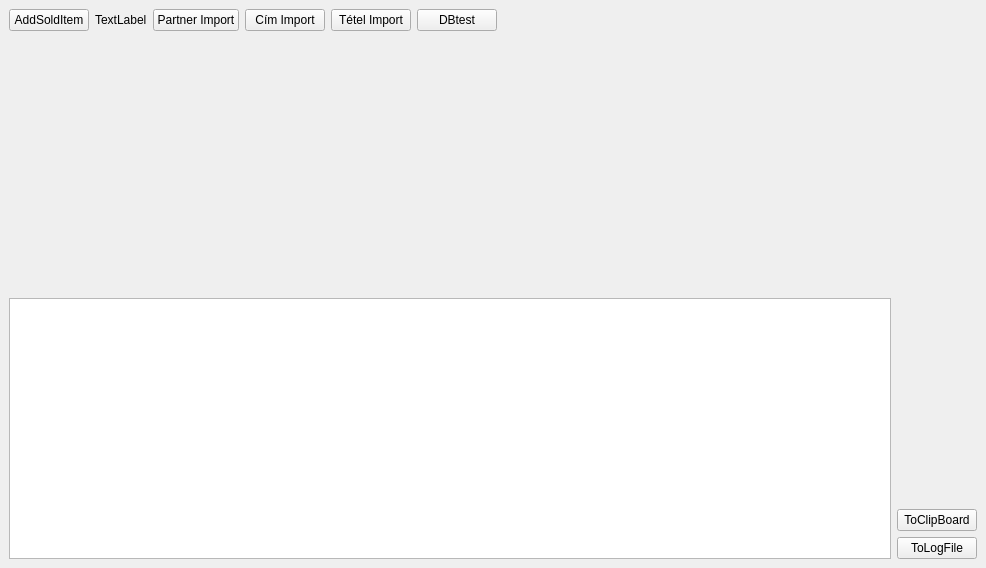
This is mvp/views/mainwindow.ui in horvathzoltan/biovitality as Qt 5 draws it before an edit. The edited form follows.
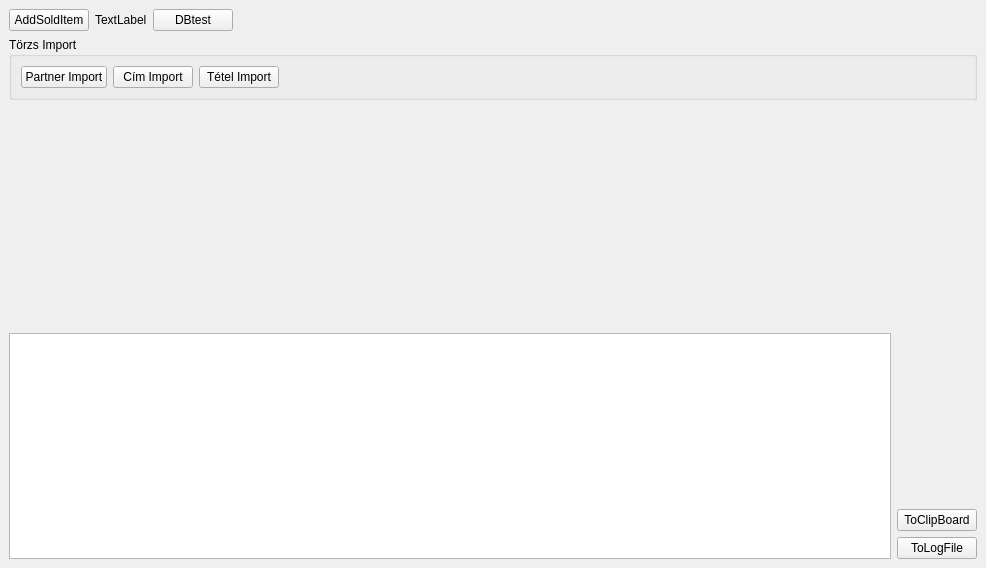
This is the edited form.

Patch:
```diff
--- a/mvp/views/mainwindow.ui
+++ b/mvp/views/mainwindow.ui
@@ -31,27 +31,6 @@
         </property>
        </widget>
       </item>
-      <item>
-       <widget class="QPushButton" name="pushButton">
-        <property name="text">
-         <string>Partner Import</string>
-        </property>
-       </widget>
-      </item>
-      <item>
-       <widget class="QPushButton" name="pushButton_addressImport">
-        <property name="text">
-         <string>Cím Import</string>
-        </property>
-       </widget>
-      </item>
-      <item>
-       <widget class="QPushButton" name="pushButton_tetelImport">
-        <property name="text">
-         <string>Tétel Import</string>
-        </property>
-       </widget>
-      </item>
       <item>
        <widget class="QPushButton" name="pushButton_dbtest">
         <property name="text">
@@ -74,6 +53,49 @@
       </item>
      </layout>
     </item>
+    <item>
+     <widget class="QGroupBox" name="groupBox_Import">
+      <property name="title">
+       <string>Törzs Import</string>
+      </property>
+      <layout class="QHBoxLayout" name="horizontalLayout_4">
+       <item>
+        <widget class="QPushButton" name="pushButton_PartnerImport">
+         <property name="text">
+          <string>Partner Import</string>
+         </property>
+        </widget>
+       </item>
+       <item>
+        <widget class="QPushButton" name="pushButton_AddressImport">
+         <property name="text">
+          <string>Cím Import</string>
+         </property>
+        </widget>
+       </item>
+       <item>
+        <widget class="QPushButton" name="pushButton_TetelImport">
+         <property name="text">
+          <string>Tétel Import</string>
+         </property>
+        </widget>
+       </item>
+       <item>
+        <spacer name="horizontalSpacer_2">
+         <property name="orientation">
+          <enum>Qt::Orientation::Horizontal</enum>
+         </property>
+         <property name="sizeHint" stdset="0">
+          <size>
+           <width>40</width>
+           <height>20</height>
+          </size>
+         </property>
+        </spacer>
+       </item>
+      </layout>
+     </widget>
+    </item>
     <item>
      <spacer name="verticalSpacer">
       <property name="orientation">
```
